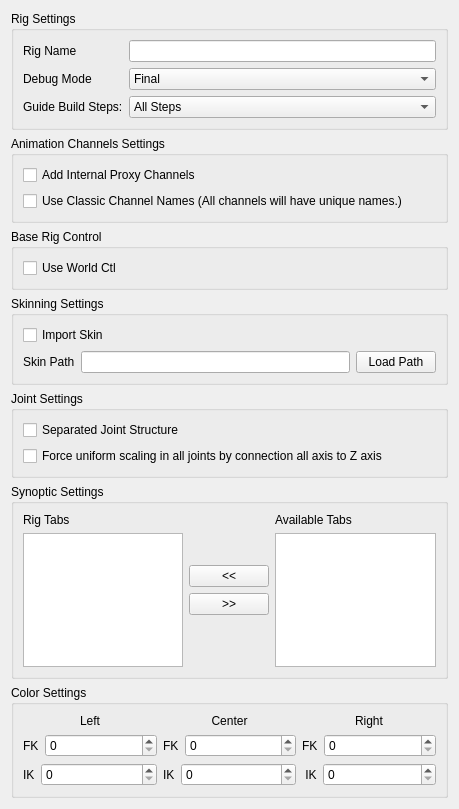
First picture: the form in scripts/mgear/shifter/guide_ui.ui, repository mgear-dev/shifter, before the edit.
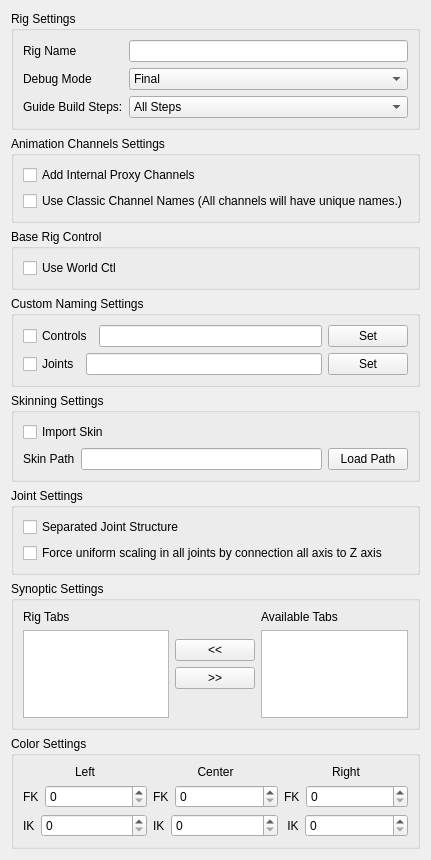
Second picture: the form after the edit.

Commit message: configurable naming template #83 WIP

The edit to the form file:
```diff
--- a/scripts/mgear/shifter/guide_ui.ui
+++ b/scripts/mgear/shifter/guide_ui.ui
@@ -6,202 +6,15 @@
    <rect>
     <x>0</x>
     <y>0</y>
-    <width>459</width>
-    <height>809</height>
+    <width>375</width>
+    <height>860</height>
    </rect>
   </property>
   <property name="windowTitle">
    <string>Form</string>
   </property>
-  <layout class="QGridLayout" name="gridLayout_2">
-   <item row="6" column="0">
-    <widget class="QGroupBox" name="groupBox_5">
-     <property name="title">
-      <string>Color Settings</string>
-     </property>
-     <layout class="QGridLayout" name="gridLayout_7">
-      <item row="0" column="0">
-       <layout class="QGridLayout" name="gridLayout">
-        <item row="0" column="0">
-         <widget class="QLabel" name="label">
-          <property name="text">
-           <string>Left</string>
-          </property>
-          <property name="alignment">
-           <set>Qt::AlignCenter</set>
-          </property>
-         </widget>
-        </item>
-        <item row="0" column="1">
-         <widget class="QLabel" name="label_2">
-          <property name="text">
-           <string>Center</string>
-          </property>
-          <property name="alignment">
-           <set>Qt::AlignCenter</set>
-          </property>
-         </widget>
-        </item>
-        <item row="0" column="2">
-         <widget class="QLabel" name="label_3">
-          <property name="text">
-           <string>Right</string>
-          </property>
-          <property name="alignment">
-           <set>Qt::AlignCenter</set>
-          </property>
-         </widget>
-        </item>
-        <item row="1" column="0">
-         <layout class="QHBoxLayout" name="horizontalLayout_3">
-          <item>
-           <widget class="QLabel" name="L_color_fk_label">
-            <property name="text">
-             <string>FK</string>
-            </property>
-           </widget>
-          </item>
-          <item>
-           <widget class="QSpinBox" name="L_color_fk_spinBox">
-            <property name="sizePolicy">
-             <sizepolicy hsizetype="Expanding" vsizetype="Fixed">
-              <horstretch>0</horstretch>
-              <verstretch>0</verstretch>
-             </sizepolicy>
-            </property>
-            <property name="maximum">
-             <number>31</number>
-            </property>
-           </widget>
-          </item>
-         </layout>
-        </item>
-        <item row="1" column="1">
-         <layout class="QHBoxLayout" name="horizontalLayout_7">
-          <item>
-           <widget class="QLabel" name="L_color_fk_label_5">
-            <property name="text">
-             <string>FK</string>
-            </property>
-           </widget>
-          </item>
-          <item>
-           <widget class="QSpinBox" name="C_color_fk_spinBox">
-            <property name="sizePolicy">
-             <sizepolicy hsizetype="Expanding" vsizetype="Fixed">
-              <horstretch>0</horstretch>
-              <verstretch>0</verstretch>
-             </sizepolicy>
-            </property>
-            <property name="maximum">
-             <number>31</number>
-            </property>
-           </widget>
-          </item>
-         </layout>
-        </item>
-        <item row="1" column="2">
-         <layout class="QHBoxLayout" name="horizontalLayout_5">
-          <item>
-           <widget class="QLabel" name="L_color_fk_label_3">
-            <property name="text">
-             <string>FK</string>
-            </property>
-           </widget>
-          </item>
-          <item>
-           <widget class="QSpinBox" name="R_color_fk_spinBox">
-            <property name="sizePolicy">
-             <sizepolicy hsizetype="Expanding" vsizetype="Fixed">
-              <horstretch>0</horstretch>
-              <verstretch>0</verstretch>
-             </sizepolicy>
-            </property>
-            <property name="maximum">
-             <number>31</number>
-            </property>
-           </widget>
-          </item>
-         </layout>
-        </item>
-        <item row="2" column="0">
-         <layout class="QHBoxLayout" name="horizontalLayout_4">
-          <item>
-           <widget class="QLabel" name="L_color_fk_label_2">
-            <property name="text">
-             <string>IK</string>
-            </property>
-           </widget>
-          </item>
-          <item>
-           <widget class="QSpinBox" name="L_color_ik_spinBox">
-            <property name="sizePolicy">
-             <sizepolicy hsizetype="Expanding" vsizetype="Fixed">
-              <horstretch>0</horstretch>
-              <verstretch>0</verstretch>
-             </sizepolicy>
-            </property>
-            <property name="maximum">
-             <number>31</number>
-            </property>
-           </widget>
-          </item>
-         </layout>
-        </item>
-        <item row="2" column="1">
-         <layout class="QHBoxLayout" name="horizontalLayout_8">
-          <item>
-           <widget class="QLabel" name="L_color_fk_label_6">
-            <property name="text">
-             <string>IK</string>
-            </property>
-           </widget>
-          </item>
-          <item>
-           <widget class="QSpinBox" name="C_color_ik_spinBox">
-            <property name="sizePolicy">
-             <sizepolicy hsizetype="Expanding" vsizetype="Fixed">
-              <horstretch>0</horstretch>
-              <verstretch>0</verstretch>
-             </sizepolicy>
-            </property>
-            <property name="maximum">
-             <number>31</number>
-            </property>
-           </widget>
-          </item>
-         </layout>
-        </item>
-        <item row="2" column="2">
-         <layout class="QHBoxLayout" name="horizontalLayout_6">
-          <item>
-           <widget class="QLabel" name="L_color_fk_label_4">
-            <property name="text">
-             <string> IK</string>
-            </property>
-           </widget>
-          </item>
-          <item>
-           <widget class="QSpinBox" name="R_color_ik_spinBox">
-            <property name="sizePolicy">
-             <sizepolicy hsizetype="Expanding" vsizetype="Fixed">
-              <horstretch>0</horstretch>
-              <verstretch>0</verstretch>
-             </sizepolicy>
-            </property>
-            <property name="maximum">
-             <number>31</number>
-            </property>
-           </widget>
-          </item>
-         </layout>
-        </item>
-       </layout>
-      </item>
-     </layout>
-    </widget>
-   </item>
-   <item row="0" column="0">
+  <layout class="QVBoxLayout" name="verticalLayout_6">
+   <item>
     <widget class="QGroupBox" name="groupBox">
      <property name="title">
       <string>Rig Settings</string>
@@ -291,7 +104,129 @@
      </layout>
     </widget>
    </item>
-   <item row="3" column="0">
+   <item>
+    <widget class="QGroupBox" name="groupBox_6">
+     <property name="title">
+      <string>Animation Channels Settings</string>
+     </property>
+     <layout class="QGridLayout" name="gridLayout_8">
+      <item row="0" column="0">
+       <widget class="QCheckBox" name="proxyChannels_checkBox">
+        <property name="text">
+         <string>Add Internal Proxy Channels</string>
+        </property>
+       </widget>
+      </item>
+      <item row="1" column="0">
+       <widget class="QCheckBox" name="classicChannelNames_checkBox">
+        <property name="toolTip">
+         <string>&lt;html&gt;&lt;head/&gt;&lt;body&gt;&lt;p&gt;If this option is checked. The channel name will have unique full name. &lt;/p&gt;&lt;p align=&quot;center&quot;&gt;&lt;span style=&quot; font-weight:600;&quot;&gt;i.e: &amp;quot;arm_L0_blend&amp;quot;&lt;/span&gt;&lt;br/&gt;&lt;/p&gt;&lt;p&gt;If the option is unchecked. The channel will use the simple name. &lt;/p&gt;&lt;p align=&quot;center&quot;&gt;&lt;span style=&quot; font-weight:600;&quot;&gt;i.e: &amp;quot;arm_blend&amp;quot;&lt;/span&gt;&lt;br/&gt;&lt;/p&gt;&lt;p&gt;&lt;span style=&quot; font-weight:600;&quot;&gt;NOTE&lt;/span&gt;: With the option unchecked. If the channel host (uiHost) have 2 or more componets of the same type. The connection will be shared amoung all the componets with the same name channel. &lt;/p&gt;&lt;p&gt;&lt;span style=&quot; font-weight:600;&quot;&gt;i.e:&lt;/span&gt; If we have 2 arms, the channels will be shared for both arms. To avoid this behaviour with the unchecked option, please use a unique channel host for each component.&lt;/p&gt;&lt;/body&gt;&lt;/html&gt;</string>
+        </property>
+        <property name="text">
+         <string>Use Classic Channel Names (All channels will have unique names.)</string>
+        </property>
+       </widget>
+      </item>
+     </layout>
+    </widget>
+   </item>
+   <item>
+    <widget class="QGroupBox" name="groupBox_7">
+     <property name="sizePolicy">
+      <sizepolicy hsizetype="Preferred" vsizetype="Fixed">
+       <horstretch>0</horstretch>
+       <verstretch>0</verstretch>
+      </sizepolicy>
+     </property>
+     <property name="title">
+      <string>Base Rig Control</string>
+     </property>
+     <layout class="QGridLayout" name="gridLayout_9">
+      <item row="0" column="0">
+       <widget class="QCheckBox" name="worldCtl_checkBox">
+        <property name="toolTip">
+         <string>&lt;html&gt;&lt;head/&gt;&lt;body&gt;&lt;p&gt;Shifter creates by default a Base control called &amp;quot;&lt;span style=&quot; font-weight:600;&quot;&gt;global_C0_ctl&lt;/span&gt;&amp;quot;. &lt;/p&gt;&lt;p&gt;Since this control is not accesible from any guide locator. Is not possible to add it as a space reference.&lt;/p&gt;&lt;p&gt;If this option is active, The base control will be named &amp;quot;&lt;span style=&quot; font-weight:600;&quot;&gt;world_ctl&lt;/span&gt;&amp;quot; and we can add &amp;quot;&lt;span style=&quot; font-weight:600;&quot;&gt;global_C0_ctl&lt;/span&gt;&amp;quot; as a regular &amp;quot;Control_01&amp;quot; component. &lt;/p&gt;&lt;p&gt;This way we can use it as space reference.&lt;/p&gt;&lt;p&gt;The biped guide template is configured with this structure.&lt;/p&gt;&lt;/body&gt;&lt;/html&gt;</string>
+        </property>
+        <property name="text">
+         <string>Use World Ctl</string>
+        </property>
+       </widget>
+      </item>
+     </layout>
+    </widget>
+   </item>
+   <item>
+    <widget class="QGroupBox" name="groupBox_8">
+     <property name="sizePolicy">
+      <sizepolicy hsizetype="Preferred" vsizetype="Fixed">
+       <horstretch>0</horstretch>
+       <verstretch>0</verstretch>
+      </sizepolicy>
+     </property>
+     <property name="title">
+      <string>Custom Naming Settings</string>
+     </property>
+     <layout class="QVBoxLayout" name="verticalLayout_5">
+      <item>
+       <layout class="QHBoxLayout" name="horizontalLayout_9">
+        <item>
+         <widget class="QCheckBox" name="ctl_name_rule_checkBox">
+          <property name="toolTip">
+           <string>Activate to use custom control names</string>
+          </property>
+          <property name="text">
+           <string>Controls</string>
+          </property>
+         </widget>
+        </item>
+        <item>
+         <widget class="QLineEdit" name="ctl_name_rule_lineEdit">
+          <property name="toolTip">
+           <string>Custom name rule configuration file path</string>
+          </property>
+         </widget>
+        </item>
+        <item>
+         <widget class="QPushButton" name="set_ctl_name_rule_pushButton">
+          <property name="text">
+           <string>Set</string>
+          </property>
+         </widget>
+        </item>
+       </layout>
+      </item>
+      <item>
+       <layout class="QHBoxLayout" name="horizontalLayout_10">
+        <item>
+         <widget class="QCheckBox" name="joint_name_rule_checkBox">
+          <property name="toolTip">
+           <string>Activate to use custom Joint names</string>
+          </property>
+          <property name="text">
+           <string>Joints</string>
+          </property>
+         </widget>
+        </item>
+        <item>
+         <widget class="QLineEdit" name="joint_name_rule_lineEdit">
+          <property name="toolTip">
+           <string>Custom name rule configuration file path</string>
+          </property>
+         </widget>
+        </item>
+        <item>
+         <widget class="QPushButton" name="set_joint_name_rule_pushButton">
+          <property name="text">
+           <string>Set</string>
+          </property>
+         </widget>
+        </item>
+       </layout>
+      </item>
+     </layout>
+    </widget>
+   </item>
+   <item>
     <widget class="QGroupBox" name="groupBox_2">
      <property name="title">
       <string>Skinning Settings</string>
@@ -332,7 +267,36 @@
      </layout>
     </widget>
    </item>
-   <item row="5" column="0">
+   <item>
+    <widget class="QGroupBox" name="groupBox_3">
+     <property name="sizePolicy">
+      <sizepolicy hsizetype="Preferred" vsizetype="Fixed">
+       <horstretch>0</horstretch>
+       <verstretch>0</verstretch>
+      </sizepolicy>
+     </property>
+     <property name="title">
+      <string>Joint Settings</string>
+     </property>
+     <layout class="QGridLayout" name="gridLayout_5">
+      <item row="0" column="0">
+       <widget class="QCheckBox" name="jointRig_checkBox">
+        <property name="text">
+         <string>Separated Joint Structure</string>
+        </property>
+       </widget>
+      </item>
+      <item row="1" column="0">
+       <widget class="QCheckBox" name="force_uniScale_checkBox">
+        <property name="text">
+         <string>Force uniform scaling in all joints by connection all axis to Z axis</string>
+        </property>
+       </widget>
+      </item>
+     </layout>
+    </widget>
+   </item>
+   <item>
     <widget class="QGroupBox" name="groupBox_4">
      <property name="title">
       <string>Synoptic Settings</string>
@@ -464,82 +428,189 @@
      </layout>
     </widget>
    </item>
-   <item row="4" column="0">
-    <widget class="QGroupBox" name="groupBox_3">
-     <property name="sizePolicy">
-      <sizepolicy hsizetype="Preferred" vsizetype="Fixed">
-       <horstretch>0</horstretch>
-       <verstretch>0</verstretch>
-      </sizepolicy>
-     </property>
+   <item>
+    <widget class="QGroupBox" name="groupBox_5">
      <property name="title">
-      <string>Joint Settings</string>
+      <string>Color Settings</string>
      </property>
-     <layout class="QGridLayout" name="gridLayout_5">
+     <layout class="QGridLayout" name="gridLayout_7">
       <item row="0" column="0">
-       <widget class="QCheckBox" name="jointRig_checkBox">
-        <property name="text">
-         <string>Separated Joint Structure</string>
-        </property>
-       </widget>
-      </item>
-      <item row="1" column="0">
-       <widget class="QCheckBox" name="force_uniScale_checkBox">
-        <property name="text">
-         <string>Force uniform scaling in all joints by connection all axis to Z axis</string>
-        </property>
-       </widget>
-      </item>
-     </layout>
-    </widget>
-   </item>
-   <item row="1" column="0">
-    <widget class="QGroupBox" name="groupBox_6">
-     <property name="title">
-      <string>Animation Channels Settings</string>
-     </property>
-     <layout class="QGridLayout" name="gridLayout_8">
-      <item row="0" column="0">
-       <widget class="QCheckBox" name="proxyChannels_checkBox">
-        <property name="text">
-         <string>Add Internal Proxy Channels</string>
-        </property>
-       </widget>
-      </item>
-      <item row="1" column="0">
-       <widget class="QCheckBox" name="classicChannelNames_checkBox">
-        <property name="toolTip">
-         <string>&lt;html&gt;&lt;head/&gt;&lt;body&gt;&lt;p&gt;If this option is checked. The channel name will have unique full name. &lt;/p&gt;&lt;p align=&quot;center&quot;&gt;&lt;span style=&quot; font-weight:600;&quot;&gt;i.e: &amp;quot;arm_L0_blend&amp;quot;&lt;/span&gt;&lt;br/&gt;&lt;/p&gt;&lt;p&gt;If the option is unchecked. The channel will use the simple name. &lt;/p&gt;&lt;p align=&quot;center&quot;&gt;&lt;span style=&quot; font-weight:600;&quot;&gt;i.e: &amp;quot;arm_blend&amp;quot;&lt;/span&gt;&lt;br/&gt;&lt;/p&gt;&lt;p&gt;&lt;span style=&quot; font-weight:600;&quot;&gt;NOTE&lt;/span&gt;: With the option unchecked. If the channel host (uiHost) have 2 or more componets of the same type. The connection will be shared amoung all the componets with the same name channel. &lt;/p&gt;&lt;p&gt;&lt;span style=&quot; font-weight:600;&quot;&gt;i.e:&lt;/span&gt; If we have 2 arms, the channels will be shared for both arms. To avoid this behaviour with the unchecked option, please use a unique channel host for each component.&lt;/p&gt;&lt;/body&gt;&lt;/html&gt;</string>
-        </property>
-        <property name="text">
-         <string>Use Classic Channel Names (All channels will have unique names.)</string>
-        </property>
-       </widget>
-      </item>
-     </layout>
-    </widget>
-   </item>
-   <item row="2" column="0">
-    <widget class="QGroupBox" name="groupBox_7">
-     <property name="sizePolicy">
-      <sizepolicy hsizetype="Preferred" vsizetype="Fixed">
-       <horstretch>0</horstretch>
-       <verstretch>0</verstretch>
-      </sizepolicy>
-     </property>
-     <property name="title">
-      <string>Base Rig Control</string>
-     </property>
-     <layout class="QGridLayout" name="gridLayout_9">
-      <item row="0" column="0">
-       <widget class="QCheckBox" name="worldCtl_checkBox">
-        <property name="toolTip">
-         <string>&lt;html&gt;&lt;head/&gt;&lt;body&gt;&lt;p&gt;Shifter creates by default a Base control called &amp;quot;&lt;span style=&quot; font-weight:600;&quot;&gt;global_C0_ctl&lt;/span&gt;&amp;quot;. &lt;/p&gt;&lt;p&gt;Since this control is not accesible from any guide locator. Is not possible to add it as a space reference.&lt;/p&gt;&lt;p&gt;If this option is active, The base control will be named &amp;quot;&lt;span style=&quot; font-weight:600;&quot;&gt;world_ctl&lt;/span&gt;&amp;quot; and we can add &amp;quot;&lt;span style=&quot; font-weight:600;&quot;&gt;global_C0_ctl&lt;/span&gt;&amp;quot; as a regular &amp;quot;Control_01&amp;quot; component. &lt;/p&gt;&lt;p&gt;This way we can use it as space reference.&lt;/p&gt;&lt;p&gt;The biped guide template is configured with this structure.&lt;/p&gt;&lt;/body&gt;&lt;/html&gt;</string>
-        </property>
-        <property name="text">
-         <string>Use World Ctl</string>
-        </property>
-       </widget>
+       <layout class="QGridLayout" name="gridLayout">
+        <item row="0" column="0">
+         <widget class="QLabel" name="label">
+          <property name="text">
+           <string>Left</string>
+          </property>
+          <property name="alignment">
+           <set>Qt::AlignCenter</set>
+          </property>
+         </widget>
+        </item>
+        <item row="0" column="1">
+         <widget class="QLabel" name="label_2">
+          <property name="text">
+           <string>Center</string>
+          </property>
+          <property name="alignment">
+           <set>Qt::AlignCenter</set>
+          </property>
+         </widget>
+        </item>
+        <item row="0" column="2">
+         <widget class="QLabel" name="label_3">
+          <property name="text">
+           <string>Right</string>
+          </property>
+          <property name="alignment">
+           <set>Qt::AlignCenter</set>
+          </property>
+         </widget>
+        </item>
+        <item row="1" column="0">
+         <layout class="QHBoxLayout" name="horizontalLayout_3">
+          <item>
+           <widget class="QLabel" name="L_color_fk_label">
+            <property name="text">
+             <string>FK</string>
+            </property>
+           </widget>
+          </item>
+          <item>
+           <widget class="QSpinBox" name="L_color_fk_spinBox">
+            <property name="sizePolicy">
+             <sizepolicy hsizetype="Expanding" vsizetype="Fixed">
+              <horstretch>0</horstretch>
+              <verstretch>0</verstretch>
+             </sizepolicy>
+            </property>
+            <property name="maximum">
+             <number>31</number>
+            </property>
+           </widget>
+          </item>
+         </layout>
+        </item>
+        <item row="1" column="1">
+         <layout class="QHBoxLayout" name="horizontalLayout_7">
+          <item>
+           <widget class="QLabel" name="L_color_fk_label_5">
+            <property name="text">
+             <string>FK</string>
+            </property>
+           </widget>
+          </item>
+          <item>
+           <widget class="QSpinBox" name="C_color_fk_spinBox">
+            <property name="sizePolicy">
+             <sizepolicy hsizetype="Expanding" vsizetype="Fixed">
+              <horstretch>0</horstretch>
+              <verstretch>0</verstretch>
+             </sizepolicy>
+            </property>
+            <property name="maximum">
+             <number>31</number>
+            </property>
+           </widget>
+          </item>
+         </layout>
+        </item>
+        <item row="1" column="2">
+         <layout class="QHBoxLayout" name="horizontalLayout_5">
+          <item>
+           <widget class="QLabel" name="L_color_fk_label_3">
+            <property name="text">
+             <string>FK</string>
+            </property>
+           </widget>
+          </item>
+          <item>
+           <widget class="QSpinBox" name="R_color_fk_spinBox">
+            <property name="sizePolicy">
+             <sizepolicy hsizetype="Expanding" vsizetype="Fixed">
+              <horstretch>0</horstretch>
+              <verstretch>0</verstretch>
+             </sizepolicy>
+            </property>
+            <property name="maximum">
+             <number>31</number>
+            </property>
+           </widget>
+          </item>
+         </layout>
+        </item>
+        <item row="2" column="0">
+         <layout class="QHBoxLayout" name="horizontalLayout_4">
+          <item>
+           <widget class="QLabel" name="L_color_fk_label_2">
+            <property name="text">
+             <string>IK</string>
+            </property>
+           </widget>
+          </item>
+          <item>
+           <widget class="QSpinBox" name="L_color_ik_spinBox">
+            <property name="sizePolicy">
+             <sizepolicy hsizetype="Expanding" vsizetype="Fixed">
+              <horstretch>0</horstretch>
+              <verstretch>0</verstretch>
+             </sizepolicy>
+            </property>
+            <property name="maximum">
+             <number>31</number>
+            </property>
+           </widget>
+          </item>
+         </layout>
+        </item>
+        <item row="2" column="1">
+         <layout class="QHBoxLayout" name="horizontalLayout_8">
+          <item>
+           <widget class="QLabel" name="L_color_fk_label_6">
+            <property name="text">
+             <string>IK</string>
+            </property>
+           </widget>
+          </item>
+          <item>
+           <widget class="QSpinBox" name="C_color_ik_spinBox">
+            <property name="sizePolicy">
+             <sizepolicy hsizetype="Expanding" vsizetype="Fixed">
+              <horstretch>0</horstretch>
+              <verstretch>0</verstretch>
+             </sizepolicy>
+            </property>
+            <property name="maximum">
+             <number>31</number>
+            </property>
+           </widget>
+          </item>
+         </layout>
+        </item>
+        <item row="2" column="2">
+         <layout class="QHBoxLayout" name="horizontalLayout_6">
+          <item>
+           <widget class="QLabel" name="L_color_fk_label_4">
+            <property name="text">
+             <string> IK</string>
+            </property>
+           </widget>
+          </item>
+          <item>
+           <widget class="QSpinBox" name="R_color_ik_spinBox">
+            <property name="sizePolicy">
+             <sizepolicy hsizetype="Expanding" vsizetype="Fixed">
+              <horstretch>0</horstretch>
+              <verstretch>0</verstretch>
+             </sizepolicy>
+            </property>
+            <property name="maximum">
+             <number>31</number>
+            </property>
+           </widget>
+          </item>
+         </layout>
+        </item>
+       </layout>
       </item>
      </layout>
     </widget>
```
The commit also changes 4 other files.
